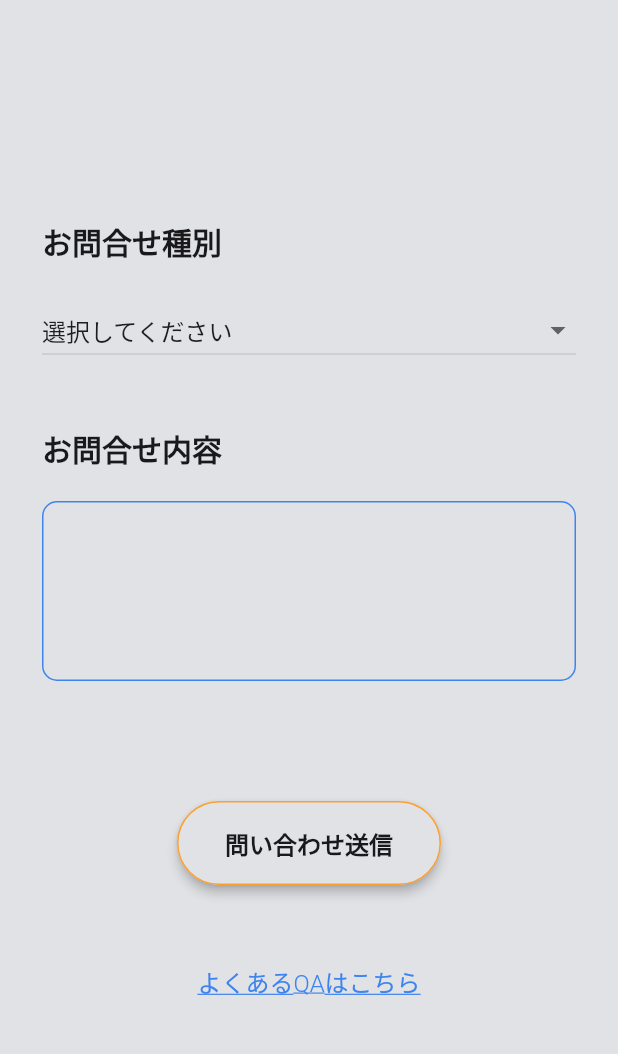
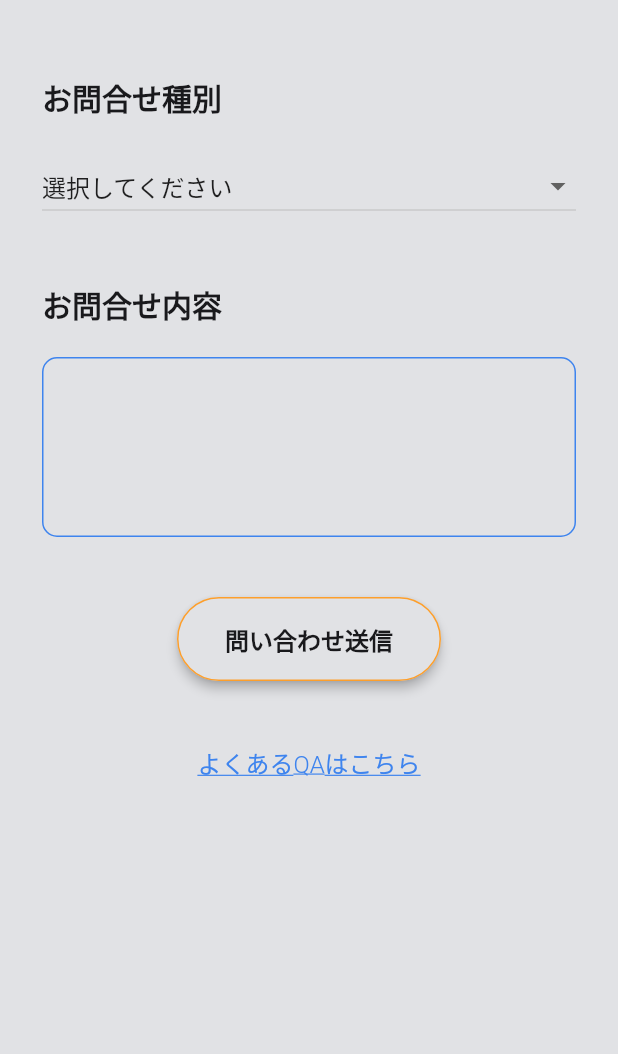
Before and after one commit to kurogoma-flutter/Qtank-mobile, a Flutter app: the InquiryPage screen opened by its route, on a phone screen of 412 x 824 dp, the part 84-1138 px from its top. Run offline on Flutter 3.47's test engine with Material 2 defaults, Android fonts, the phone set to English and light mode, and no system bars; our stand-ins replace cloud_firestore, connectivity_plus, firebase_core, flutter_riverpod, go_router, logger; accounts and stored records are empty.

Commit message:
問い合わせUI修正

```diff
--- a/lib/presentation/pages/legal/inquiry_page.dart
+++ b/lib/presentation/pages/legal/inquiry_page.dart
@@ -38,12 +38,11 @@ class InquiryPage extends ConsumerWidget {
           : SingleChildScrollView(
               child: Container(
                 width: MediaQuery.of(context).size.width,
-                height: MediaQuery.of(context).size.height,
-                padding: const EdgeInsets.all(28),
+                padding: const EdgeInsets.symmetric(horizontal: 28),
                 child: Column(
-                  mainAxisAlignment: MainAxisAlignment.center,
                   crossAxisAlignment: CrossAxisAlignment.start,
                   children: [
+                    const SizedBox(height: 50),
                     const Text('お問合せ種別', style: QTankTextStyle.titleBlack),
                     const SizedBox(height: 20),
                     DropdownButton(
@@ -106,7 +105,7 @@ class InquiryPage extends ConsumerWidget {
                         viewModel.setInquiryContent(value);
                       },
                     ),
-                    const SizedBox(height: 80),
+                    const SizedBox(height: 40),
                     Align(
                       alignment: Alignment.center,
                       child: OutlinedButton(
@@ -163,7 +162,7 @@ class InquiryPage extends ConsumerWidget {
                         ),
                       ),
                     ),
-                    const SizedBox(height: 40),
+                    const SizedBox(height: 30),
                     Align(
                       alignment: Alignment.center,
                       child: TextButton(
```
